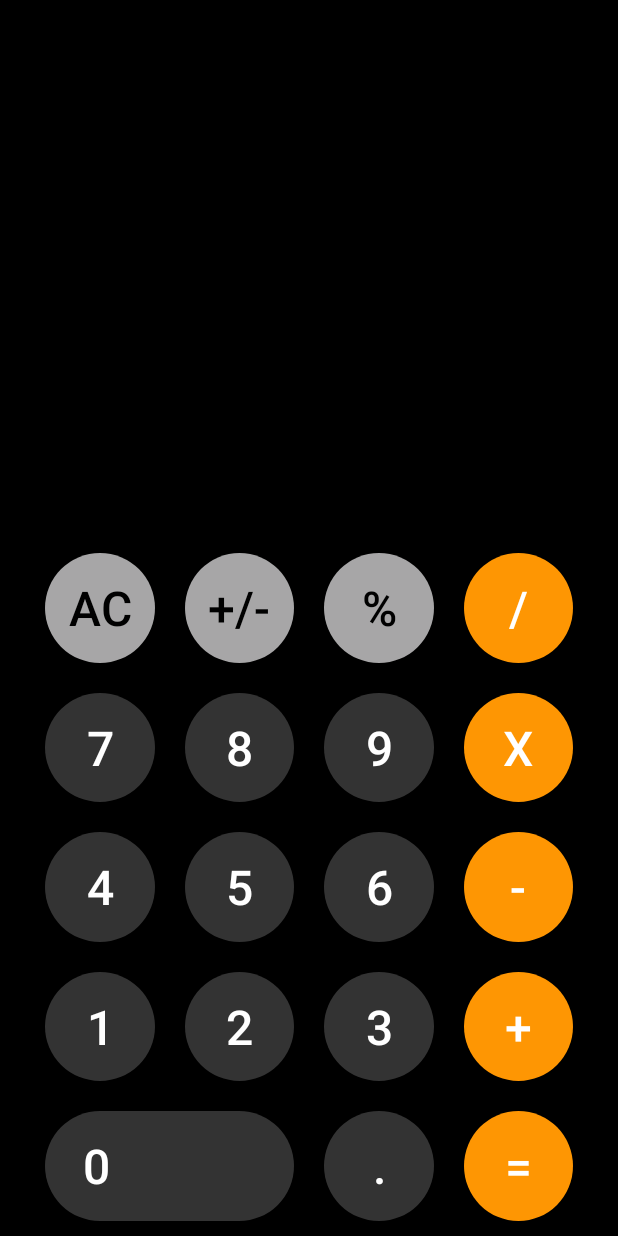
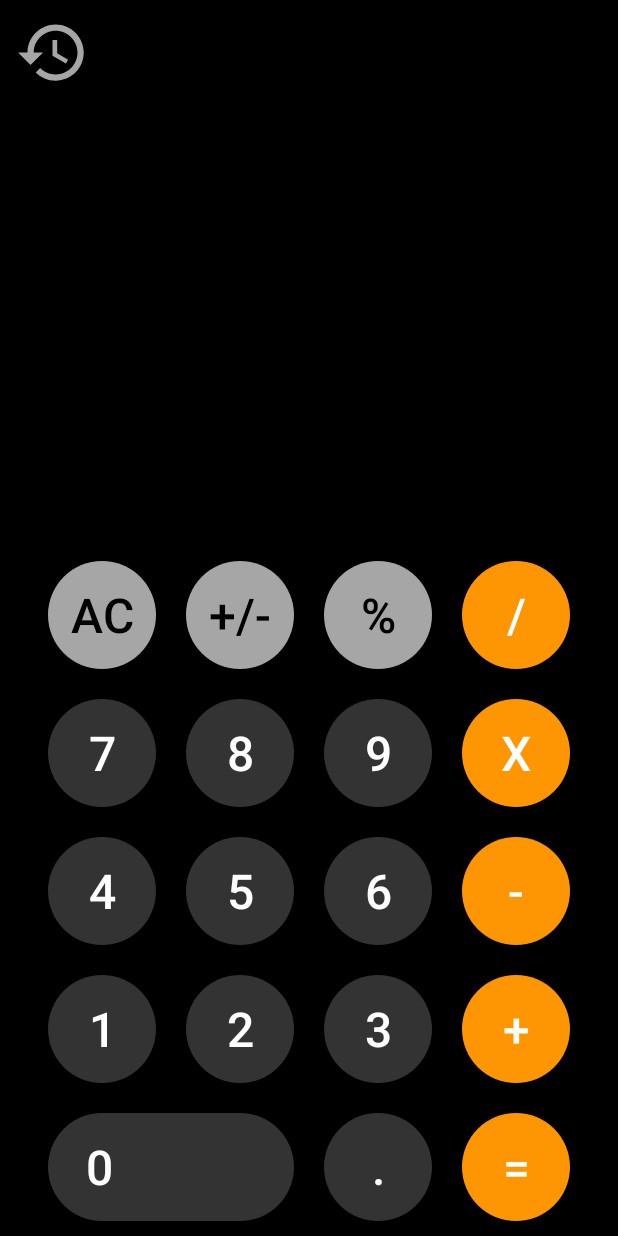
Before and after one commit to amelielaurent/calculatriceapp, an Android app: the screen it shows after launch (MainActivity), on a phone screen of 412 x 824 dp. Run offline under Robolectric (Android 15) with nearby library versions, the phone set to English and light mode, and no system bars.

Commit message:
Ajout d'un bouton pour accéder à l'historique

```diff
--- a/app/src/main/java/com/calculatricegobelins/user/testcalculatrice/fragments/HistoriqueFragment.java
+++ b/app/src/main/java/com/calculatricegobelins/user/testcalculatrice/fragments/HistoriqueFragment.java
@@ -1,6 +1,6 @@
 package com.calculatricegobelins.user.testcalculatrice.fragments;
 
-import android.app.Fragment;
+import android.support.v4.app.Fragment;
 import android.os.Bundle;
 import android.support.annotation.Nullable;
 import android.view.LayoutInflater;
--- /dev/null
+++ b/app/src/main/res/drawable/ic_history.xml
@@ -0,0 +1,5 @@
+<vector android:height="24dp" android:tint="#A7A6A7"
+    android:viewportHeight="24.0" android:viewportWidth="24.0"
+    android:width="24dp" xmlns:android="http://schemas.android.com/apk/res/android">
+    <path android:fillColor="#FF000000" android:pathData="M13,3c-4.97,0 -9,4.03 -9,9L1,12l3.89,3.89 0.07,0.14L9,12L6,12c0,-3.87 3.13,-7 7,-7s7,3.13 7,7 -3.13,7 -7,7c-1.93,0 -3.68,-0.79 -4.94,-2.06l-1.42,1.42C8.27,19.99 10.51,21 13,21c4.97,0 9,-4.03 9,-9s-4.03,-9 -9,-9zM12,8v5l4.28,2.54 0.72,-1.21 -3.5,-2.08L13.5,8L12,8z"/>
+</vector>
--- a/app/src/main/res/layout/historique_fragment.xml
+++ b/app/src/main/res/layout/historique_fragment.xml
@@ -19,12 +19,12 @@
         android:paddingEnd="15dp"
         />
 
-    <android.support.v7.app.AlertController.RecycleListView
+    <!--<android.support.v7.app.AlertController.RecycleListView
         android:id="@+id/histo_recycler"
         android:layout_width="match_parent"
         android:layout_height="wrap_content"
         app:layout_constraintTop_toBottomOf="@+id/histo_title">
 
-    </android.support.v7.app.AlertController.RecycleListView>
+    </android.support.v7.app.AlertController.RecycleListView>-->
 
 </android.support.constraint.ConstraintLayout>
--- a/app/src/main/res/layout/main_fragment.xml
+++ b/app/src/main/res/layout/main_fragment.xml
@@ -5,14 +5,17 @@
     xmlns:tools="http://schemas.android.com/tools"
     xmlns:app="http://schemas.android.com/apk/res-auto"
     android:layout_width="match_parent"
-    android:layout_height="match_parent">
+    android:layout_height="match_parent"
+    android:background="@color/colorPrimaryDark">
+
+
+
 
 
     <TextView
         android:id="@+id/tv_result"
         android:layout_width="match_parent"
         android:layout_height="0dp"
-        android:background="@color/colorPrimary"
         tools:text="Hello World!"
         app:layout_constraintBottom_toTopOf="@+id/keyboard"
         app:layout_constraintTop_toTopOf="parent"
@@ -20,6 +23,15 @@
         android:gravity="bottom|right"
         android:textSize="64sp"
         android:paddingEnd="30dp"/>
+    <ImageView
+        android:id="@+id/bt_historique"
+        app:layout_constraintStart_toStartOf="parent"
+        app:layout_constraintTop_toTopOf="parent"
+        android:layout_margin="10dp"
+        android:layout_width="50dp"
+        android:layout_height="50dp"
+        android:src="@drawable/ic_history"
+        />
 
     <android.support.constraint.ConstraintLayout
         android:id="@+id/keyboard"
@@ -30,8 +42,8 @@
         app:layout_constraintEnd_toEndOf="parent"
         app:layout_constraintStart_toStartOf="parent"
         app:layout_constraintTop_toBottomOf="@id/tv_result"
-        android:paddingStart="20dp"
-        android:paddingEnd="20dp">
+        android:paddingStart="22dp"
+        android:paddingEnd="22dp">
 
         <!-- Ligne 1-->
         <LinearLayout
--- a/app/src/main/res/values/strings.xml
+++ b/app/src/main/res/values/strings.xml
@@ -1,5 +1,6 @@
 <resources>
     <string name="app_name">Calculatrice</string>
+
     <string name="ac">AC</string>
     <string name="plusminus">+/-</string>
     <string name="percent">%</string>
```
Also changed, not shown: app/src/main/java/com/calculatricegobelins/user/testcalculatrice/fragments/MainFragment.java (+23 -1 lines).
